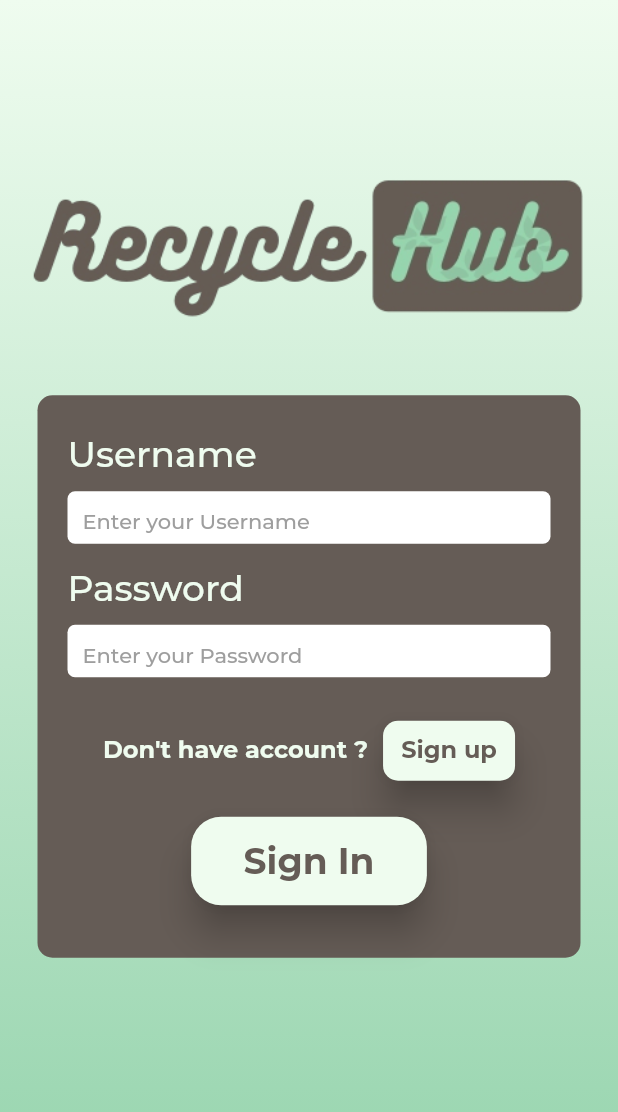
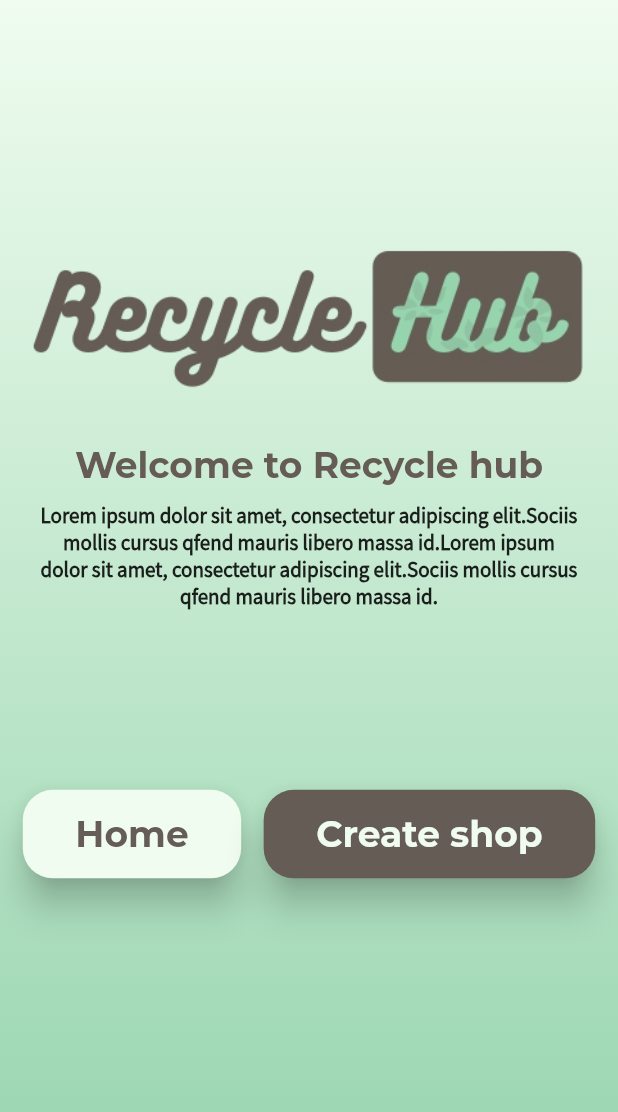
Before and after one commit to boy-warakorn/recycle-hub, a Flutter app: the screen it shows after launch, after a tap on "Sign In", on a phone screen of 412 x 824 dp. Shown: the top 1112 px of the screen. Run offline on Flutter 3.47's test engine with Material 2 defaults, Android fonts, the phone set to English and light mode, and no system bars; project files that could hold a hidden picture were left out.

Commit message:
[ADD] logo widgets & choose screen

```diff
--- a/lib/main.dart
+++ b/lib/main.dart
@@ -1,7 +1,8 @@
 import 'package:flutter/material.dart';
 
-import 'screens/auth_screen.dart';
-import 'screens/register_screen.dart';
+import 'screens/auth/auth_screen.dart';
+import 'screens/auth/register_screen.dart';
+import 'screens/choose_screen.dart';
 
 void main() {
   runApp(MyApp());
@@ -26,6 +27,7 @@ class _MyAppState extends State<MyApp> {
       home: AuthScreen(),
       routes: {
         RegisterScreen.routeName: (ctx) => RegisterScreen(),
+        ChooseScreen.routeName: (ctx) => ChooseScreen(),
       },
     );
   }
--- a/lib/screens/auth_screen.dart
+++ b/lib/screens/auth/auth_screen.dart
@@ -1,13 +1,14 @@
 import 'package:flutter/material.dart';
 
 import './register_screen.dart';
-import '../widgets/labelTextField.dart';
-import '../widgets/button.dart';
+import '../choose_screen.dart';
+import '../../widgets/labelTextField.dart';
+import '../../widgets/button.dart';
+import '../../widgets/logo.dart';
 
 class AuthScreen extends StatelessWidget {
   @override
   Widget build(BuildContext context) {
-    final deviceHeight = MediaQuery.of(context).size.height;
     return Scaffold(
       backgroundColor: Colors.transparent,
       body: Container(
@@ -24,18 +25,12 @@ class AuthScreen extends StatelessWidget {
         child: Container(
           child: ListView(
             children: <Widget>[
-              Container(
-                margin: EdgeInsets.only(
-                    top: deviceHeight / 7, bottom: 50, left: 20, right: 20),
-                child: Image(
-                  image: AssetImage('assets/images/logo.png'),
-                ),
-              ),
+              Logo(),
               Center(
                 child: Container(
                   width: double.infinity,
                   margin: EdgeInsets.symmetric(horizontal: 25),
-                  height: 375,
+                  height: 370,
                   decoration: BoxDecoration(
                     color: Theme.of(context).primaryColor,
                     borderRadius: BorderRadius.all(
@@ -111,7 +106,11 @@ class AuthScreen extends StatelessWidget {
                             text: 'Sign In',
                             buttonColor: Color(0xFFEFFCEF),
                             textColor: Theme.of(context).primaryColor,
-                            onClick: () {},
+                            onClick: () {
+                              //Sign in function here
+                              Navigator.of(context)
+                                  .pushNamed(ChooseScreen.routeName);
+                            },
                           ),
                         ),
                       ],
--- a/lib/screens/register_screen.dart
+++ b/lib/screens/auth/register_screen.dart
@@ -1,7 +1,8 @@
 import 'package:flutter/material.dart';
 
-import '../widgets/button.dart';
-import '../widgets/labelTextField.dart';
+import '../choose_screen.dart';
+import '../../widgets/button.dart';
+import '../../widgets/labelTextField.dart';
 
 class RegisterScreen extends StatelessWidget {
   static const routeName = '/register';
@@ -78,7 +79,10 @@ class RegisterScreen extends StatelessWidget {
                         text: 'Sign up',
                         buttonColor: Color(0xFFEFFCEF),
                         textColor: Theme.of(context).primaryColor,
-                        onClick: () {},
+                        onClick: () {
+                          Navigator.of(context)
+                              .pushNamed(ChooseScreen.routeName);
+                        },
                       ),
                     ),
                   ],
--- /dev/null
+++ b/lib/screens/choose_screen.dart
@@ -0,0 +1,84 @@
+import 'package:flutter/material.dart';
+
+import '../widgets/logo.dart';
+import '../widgets/button.dart';
+
+class ChooseScreen extends StatelessWidget {
+  static const routeName = "/choose";
+  @override
+  Widget build(BuildContext context) {
+    return Scaffold(
+      body: Container(
+        decoration: BoxDecoration(
+          gradient: LinearGradient(
+            begin: Alignment.topCenter,
+            end: Alignment.bottomCenter,
+            colors: [
+              Color(0xFFEFFCEF),
+              Theme.of(context).accentColor,
+            ],
+          ),
+        ),
+        child: Column(
+          children: <Widget>[
+            Logo(),
+            Container(
+              margin: EdgeInsets.only(
+                top: 10,
+              ),
+              child: Text(
+                "Welcome to Recycle hub",
+                style: TextStyle(
+                  fontSize: 24,
+                  fontWeight: FontWeight.bold,
+                  color: Theme.of(context).primaryColor,
+                ),
+              ),
+            ),
+            Container(
+              margin: EdgeInsets.only(
+                top: 10,
+                left: 25,
+                right: 25,
+              ),
+              child: Text(
+                "Lorem ipsum dolor sit amet, consectetur adipiscing elit.Sociis mollis cursus qfend mauris libero massa id.Lorem ipsum dolor sit amet, consectetur adipiscing elit.Sociis mollis cursus qfend mauris libero massa id.",
+                style: TextStyle(
+                  fontSize: 14,
+                  fontWeight: FontWeight.bold,
+                  fontFamily: 'SourceSansPro',
+                ),
+                textAlign: TextAlign.center,
+              ),
+            ),
+            SizedBox(
+              height: 120,
+            ),
+            Row(
+              mainAxisAlignment: MainAxisAlignment.center,
+              children: <Widget>[
+                Button(
+                  text: "Home",
+                  textColor: Theme.of(context).primaryColor,
+                  buttonColor: Color(0xffEFFCEF),
+                  onClick: () {},
+                ),
+                Container(
+                  margin: EdgeInsets.only(
+                    left: 15,
+                  ),
+                  child: Button(
+                    text: "Create shop",
+                    textColor: Color(0xffEFFCEF),
+                    buttonColor: Theme.of(context).primaryColor,
+                    onClick: () {},
+                  ),
+                ),
+              ],
+            )
+          ],
+        ),
+      ),
+    );
+  }
+}
--- a/lib/widgets/button.dart
+++ b/lib/widgets/button.dart
@@ -10,7 +10,7 @@ class Button extends StatelessWidget {
   Widget build(BuildContext context) {
     return RaisedButton(
       elevation: 10,
-      onPressed: () {},
+      onPressed: onClick,
       color: buttonColor,
       shape: RoundedRectangleBorder(
         borderRadius: BorderRadius.circular(20),
--- /dev/null
+++ b/lib/widgets/logo.dart
@@ -0,0 +1,15 @@
+import 'package:flutter/material.dart';
+
+class Logo extends StatelessWidget {
+  @override
+  Widget build(BuildContext context) {
+    final deviceHeight = MediaQuery.of(context).size.height;
+    return Container(
+      margin: EdgeInsets.only(
+          top: deviceHeight / 5, bottom: 25, left: 20, right: 20),
+      child: Image(
+        image: AssetImage('assets/images/logo.png'),
+      ),
+    );
+  }
+}
--- a/pubspec.yaml
+++ b/pubspec.yaml
@@ -60,6 +60,9 @@ flutter:
           weight: 500
         - asset: assets/fonts/Montserrat-Bold.ttf
           weight: 700
+    - family: SourceSansPro
+      fonts:
+        - asset: assets/fonts/SourceSansPro-Regular.ttf
   #   - family: Trajan Pro
   #     fonts:
   #       - asset: fonts/TrajanPro.ttf
```
Also changed, not shown: pubspec.lock.
